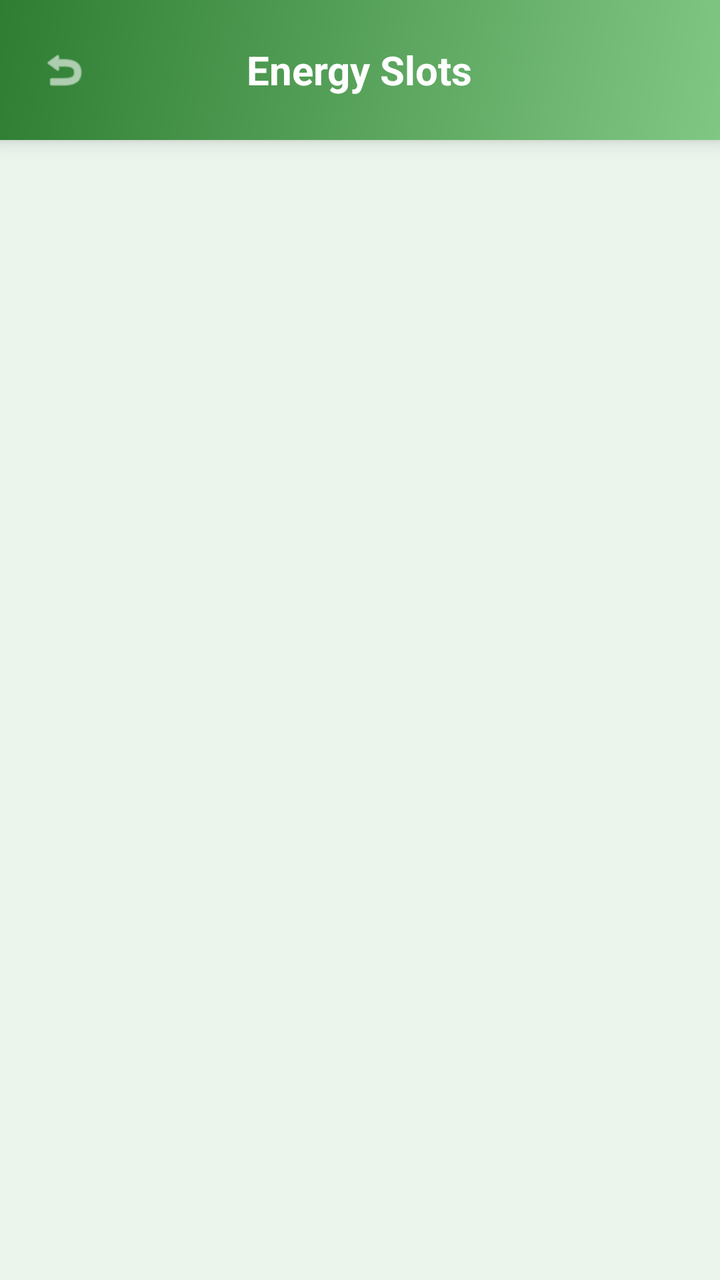
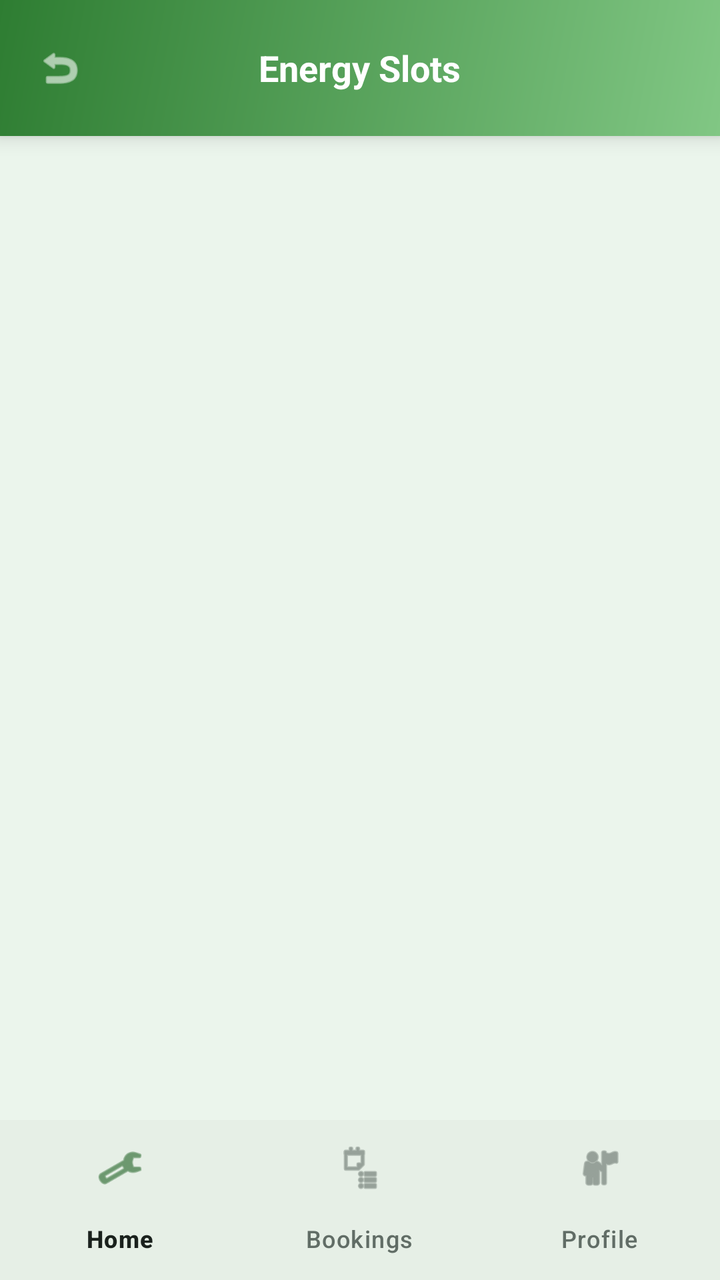

Screens rendered from an Android XML layout before and after an edit, with the pre-edit source and the edit as a unified diff.
<!-- AndroidManifest.xml: application theme Theme.SmartSolar -->
<!-- res/layout/activity_operator_slots.xml -->
<?xml version="1.0" encoding="utf-8"?>
<LinearLayout xmlns:android="http://schemas.android.com/apk/res/android"
    xmlns:app="http://schemas.android.com/apk/res-auto"
    android:layout_width="match_parent"
    android:layout_height="match_parent"
    android:orientation="vertical"
    android:background="@color/bg">

    
    <RelativeLayout
        android:layout_width="match_parent"
        android:layout_height="70dp"
        android:background="@drawable/bg_header_gradient"
        android:elevation="6dp">

        <ImageView
            android:id="@+id/btnBack"
            android:layout_width="48dp"
            android:layout_height="48dp"
            android:layout_centerVertical="true"
            android:padding="12dp"
            android:layout_marginStart="8dp"
            android:src="@android:drawable/ic_menu_revert"
            app:tint="@color/on_primary" />

        <TextView
            android:id="@+id/tvTitle"
            android:layout_width="wrap_content"
            android:layout_height="wrap_content"
            android:layout_centerInParent="true"
            android:text="Energy Slots"
            android:textColor="@color/on_primary"
            android:textSize="20sp"
            android:textStyle="bold" />
    </RelativeLayout>

    <ScrollView
        android:layout_width="match_parent"
        android:layout_height="0dp"
        android:layout_weight="1"
        android:fillViewport="true"
        android:clipToPadding="false"
        android:paddingBottom="24dp">

        <LinearLayout
            android:layout_width="match_parent"
            android:layout_height="wrap_content"
            android:orientation="vertical"
            android:padding="16dp">

            <LinearLayout
                android:id="@+id/slotsContainer"
                android:layout_width="match_parent"
                android:layout_height="wrap_content"
                android:orientation="vertical" />
                
        </LinearLayout>
    </ScrollView>
</LinearLayout>
<!-- resources referenced by this layout -->
<resources>
  <color name="bg">#EBF5EC</color>
  <color name="on_primary">#FFFFFF</color>
  <!-- drawable bg_header_gradient (drawable) -->
  <?xml version="1.0" encoding="utf-8"?>
  <shape xmlns:android="http://schemas.android.com/apk/res/android"
      android:shape="rectangle">
      <gradient
          android:angle="135"
          android:startColor="@color/gradient_start"
          android:endColor="@color/gradient_end"
          android:type="linear" />
  </shape>
  <style name="Theme.SmartSolar" parent="Theme.Material3.DayNight.NoActionBar">
          
          <item name="colorPrimary">@color/primary</item>
          <item name="colorOnPrimary">@color/on_primary</item>
          <item name="colorPrimaryContainer">@color/primary_container</item>
          <item name="colorOnPrimaryContainer">@color/on_primary_container</item>
  
          
          <item name="colorSecondary">@color/secondary</item>
          <item name="colorOnSecondary">@color/on_secondary</item>
          <item name="colorSecondaryContainer">@color/secondary_container</item>
          <item name="colorOnSecondaryContainer">@color/on_secondary_container</item>
  
          
          <item name="colorSurface">@color/surface</item>
          <item name="colorOnSurface">@color/on_surface</item>
          <item name="colorSurfaceVariant">@color/surface_variant</item>
          <item name="colorOnSurfaceVariant">@color/on_surface_variant</item>
          <item name="colorOutline">@color/outline</item>
  
          
          <item name="colorError">@color/error</item>
          <item name="colorErrorContainer">@color/error_container</item>
  
          
          <item name="android:windowBackground">@color/bg</item>
          <item name="android:statusBarColor">@color/bg</item>
          <item name="android:navigationBarColor">@color/bg</item>
  
          
          <item name="android:fontFamily">sans-serif</item>
  
          
          <item name="shapeAppearanceSmallComponent">@style/Shape.Small</item>
          <item name="shapeAppearanceMediumComponent">@style/Shape.Medium</item>
          <item name="shapeAppearanceLargeComponent">@style/Shape.Large</item>
      </style>
  <color name="gradient_start">#81C784</color>
  <color name="gradient_end">#2E7D32</color>
  <color name="primary">#2E7D32</color>
  <color name="primary_container">#81C784</color>
  <color name="on_primary_container">#111A14</color>
  <color name="secondary">#62D28E</color>
  <color name="on_secondary">#FFFFFF</color>
  <color name="secondary_container">#E8F5E9</color>
  <color name="on_secondary_container">#1B5E20</color>
  <color name="surface">#FFFFFF</color>
  <color name="on_surface">#1A211D</color>
  <color name="surface_variant">#EAEEEB</color>
  <color name="on_surface_variant">#616D66</color>
  <color name="outline">#C2C8C4</color>
  <color name="error">#D32F2F</color>
  <color name="error_container">#FFEBEE</color>
  <style name="Shape.Small" parent="ShapeAppearance.Material3.SmallComponent">
          <item name="cornerSize">6dp</item>
      </style>
  <style name="Shape.Medium" parent="ShapeAppearance.Material3.MediumComponent">
          <item name="cornerSize">10dp</item>
      </style>
  <style name="Shape.Large" parent="ShapeAppearance.Material3.LargeComponent">
          <item name="cornerSize">14dp</item>
      </style>
</resources>

<!-- the commit's change to res/layout/activity_operator_slots.xml (unified diff, before → after) -->
@@ -9,29 +9,58 @@
     
     <RelativeLayout
         android:layout_width="match_parent"
-        android:layout_height="70dp"
+        android:layout_height="wrap_content"
+        android:minHeight="68dp"
         android:background="@drawable/bg_header_gradient"
+        android:paddingTop="6dp"
+        android:paddingBottom="6dp"
+        android:paddingStart="8dp"
+        android:paddingEnd="8dp"
         android:elevation="6dp">
 
         <ImageView
             android:id="@+id/btnBack"
-            android:layout_width="48dp"
-            android:layout_height="48dp"
+            android:layout_width="44dp"
+            android:layout_height="44dp"
+            android:layout_alignParentStart="true"
             android:layout_centerVertical="true"
-            android:padding="12dp"
-            android:layout_marginStart="8dp"
+            android:padding="10dp"
             android:src="@android:drawable/ic_menu_revert"
             app:tint="@color/on_primary" />
 
-        <TextView
-            android:id="@+id/tvTitle"
+        <LinearLayout
+            android:id="@+id/headerTitleContainer"
             android:layout_width="wrap_content"
             android:layout_height="wrap_content"
             android:layout_centerInParent="true"
-            android:text="Energy Slots"
-            android:textColor="@color/on_primary"
-            android:textSize="20sp"
-            android:textStyle="bold" />
+            android:gravity="center"
+            android:orientation="vertical"
+            android:paddingStart="44dp"
+            android:paddingEnd="44dp">
+
+            <TextView
+                android:id="@+id/tvTitle"
+                android:layout_width="wrap_content"
+                android:layout_height="wrap_content"
+                android:text="Energy Slots"
+                android:textColor="@color/on_primary"
+                android:textSize="18sp"
+                android:textStyle="bold"
+                android:maxLines="1"
+                android:ellipsize="end" />
+
+            <TextView
+                android:id="@+id/tvSubtitle"
+                android:layout_width="wrap_content"
+                android:layout_height="wrap_content"
+                android:layout_marginTop="2dp"
+                android:textColor="@color/on_primary"
+                android:alpha="0.85"
+                android:textSize="12sp"
+                android:maxLines="1"
+                android:ellipsize="end"
+                android:visibility="gone" />
+        </LinearLayout>
     </RelativeLayout>
 
     <ScrollView
@@ -56,4 +85,13 @@
                 
         </LinearLayout>
     </ScrollView>
+
+    
+    <com.google.android.material.bottomnavigation.BottomNavigationView
+        android:id="@+id/bottomNav"
+        android:layout_width="match_parent"
+        android:layout_height="wrap_content"
+        android:background="@color/surface"
+        app:elevation="8dp"
+        app:menu="@menu/bottom_nav_menu" />
 </LinearLayout>
